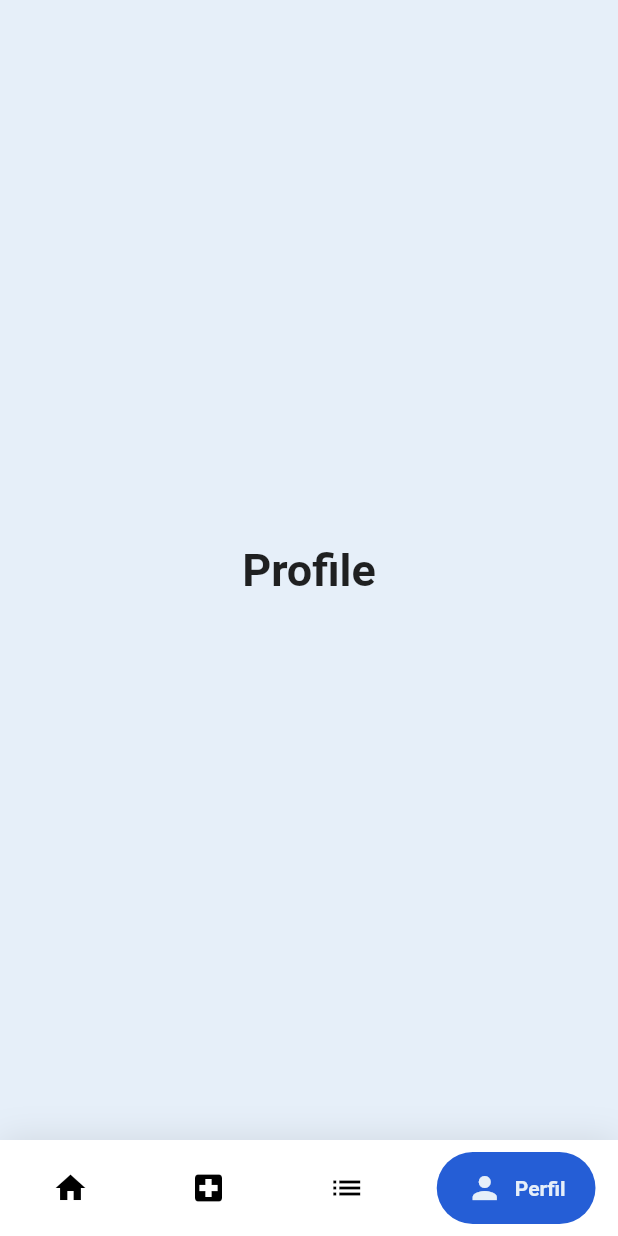
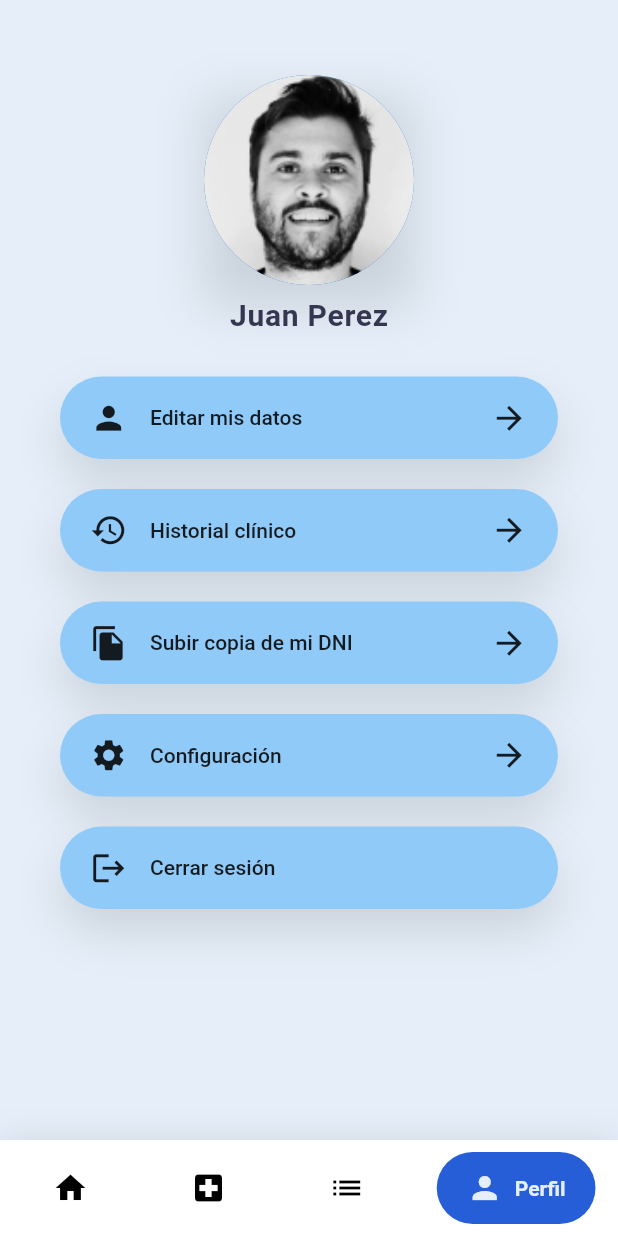
Before and after one commit to asloth/doctor_app, a Flutter app: the NavBarScreen screen opened directly, item 4 of the bottom bar chosen, on a phone screen of 412 x 824 dp. Run offline on Flutter 3.47's test engine with Material 2 defaults, Android fonts, the phone set to English and light mode, and no system bars; drawn by our look-alikes of google_nav_bar; our stand-ins replace flutter_svg, form_field_validator.

Commit message:
screen perfil de usuario hecho

```diff
--- a/lib/constants.dart
+++ b/lib/constants.dart
@@ -5,6 +5,7 @@ const primaryColor = Color(0xFF255ED6);
 const textColor = Color(0xFF35364F);
 const backgroundColor = Color(0xFFE6EFF9);
 const redColor = Color(0xFFE85050);
+const spacingUnit = 10;
 
 const defaultPadding = 16.0;
 
--- a/lib/screens/navbar/navbar_screen.dart
+++ b/lib/screens/navbar/navbar_screen.dart
@@ -1,6 +1,7 @@
 import 'package:doctor_app/constants.dart';
 import 'package:doctor_app/screens/healthpost/health_post_screen.dart';
 import 'package:doctor_app/screens/home/home_screen.dart';
+import 'package:doctor_app/screens/profile/profile_screen.dart';
 import 'package:flutter/material.dart';
 import 'package:google_nav_bar/google_nav_bar.dart';
 
@@ -22,10 +23,7 @@ class _NavBarScreenState extends State<NavBarScreen> {
       'Search',
       style: optionStyle,
     ),
-    Text(
-      'Profile',
-      style: optionStyle,
-    ),
+    ProfileScreen(),
   ];
 
   @override
--- /dev/null
+++ b/lib/screens/profile/components/profile_header.dart
@@ -0,0 +1,38 @@
+import 'package:flutter/material.dart';
+
+import '../../../constants.dart';
+
+class ProfileHeader extends StatelessWidget {
+  const ProfileHeader({Key? key}) : super(key: key);
+
+  @override
+  Widget build(BuildContext context) {
+    return Column(
+      crossAxisAlignment: CrossAxisAlignment.center,
+      children: <Widget>[
+        Container(
+          child: CircleAvatar(
+            radius: spacingUnit * 7,
+            backgroundImage: AssetImage('assets/images/user_pic.png'),
+          ),
+          decoration: BoxDecoration(
+            boxShadow: [defaultShadow],
+          ),
+        ),
+        Padding(
+          padding: const EdgeInsets.only(top: 8.0),
+          child: RichText(
+            text: TextSpan(
+                text: 'Juan Perez',
+                style: TextStyle(
+                  color: textColor,
+                  fontSize: 20,
+                  fontWeight: FontWeight.bold,
+                  letterSpacing: 0.5,
+                )),
+          ),
+        ),
+      ],
+    );
+  }
+}
--- /dev/null
+++ b/lib/screens/profile/components/profile_list_item.dart
@@ -0,0 +1,56 @@
+import 'package:doctor_app/constants.dart';
+import 'package:flutter/material.dart';
+
+class ProfileListItem extends StatelessWidget {
+  final IconData icon;
+  final String text;
+  final bool hasNavigation;
+
+  const ProfileListItem({
+    Key? key,
+    this.icon = Icons.access_alarm_outlined,
+    this.text = 'prueba',
+    this.hasNavigation = true,
+  }) : super(key: key);
+
+  @override
+  Widget build(BuildContext context) {
+    return Container(
+      height: spacingUnit * 5.5,
+      margin: EdgeInsets.symmetric(
+        horizontal: spacingUnit * 4,
+      ).copyWith(
+        bottom: spacingUnit * 2,
+      ),
+      padding: EdgeInsets.symmetric(
+        horizontal: spacingUnit * 2,
+      ),
+      decoration: BoxDecoration(
+        borderRadius: BorderRadius.circular(spacingUnit * 3),
+        color: Theme.of(context).backgroundColor,
+        boxShadow: [defaultShadow],
+      ),
+      child: Row(
+        children: <Widget>[
+          Icon(
+            this.icon,
+            size: spacingUnit * 2.5,
+          ),
+          SizedBox(width: spacingUnit * 1.5),
+          Text(
+            this.text,
+            style: TextStyle(
+              fontWeight: FontWeight.w500,
+            ),
+          ),
+          Spacer(),
+          if (this.hasNavigation)
+            Icon(
+              Icons.arrow_forward,
+              size: spacingUnit * 2.5,
+            ),
+        ],
+      ),
+    );
+  }
+}
--- /dev/null
+++ b/lib/screens/profile/profile_screen.dart
@@ -0,0 +1,50 @@
+import 'package:doctor_app/constants.dart';
+import 'package:doctor_app/screens/profile/components/profile_header.dart';
+import 'package:flutter/material.dart';
+
+import 'components/profile_list_item.dart';
+
+class ProfileScreen extends StatelessWidget {
+  const ProfileScreen({Key? key}) : super(key: key);
+
+  @override
+  Widget build(BuildContext context) {
+    return Container(
+      child: SafeArea(
+        child: Column(
+          children: <Widget>[
+            SizedBox(height: spacingUnit * 5),
+            ProfileHeader(),
+            SizedBox(height: spacingUnit * 3),
+            Expanded(
+                child: ListView(
+              children: <Widget>[
+                ProfileListItem(
+                  icon: Icons.person,
+                  text: 'Editar mis datos',
+                ),
+                ProfileListItem(
+                  icon: Icons.history,
+                  text: 'Historial clínico',
+                ),
+                ProfileListItem(
+                  icon: Icons.file_copy,
+                  text: 'Subir copia de mi DNI',
+                ),
+                ProfileListItem(
+                  icon: Icons.settings,
+                  text: 'Configuración',
+                ),
+                ProfileListItem(
+                  icon: Icons.logout,
+                  text: 'Cerrar sesión',
+                  hasNavigation: false,
+                ),
+              ],
+            ))
+          ],
+        ),
+      ),
+    );
+  }
+}
```
